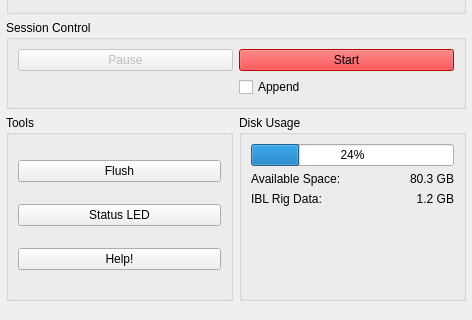
Qt form iblrig/gui/ui_wizard.ui (int-brain-lab/iblrig) before a commit; both pictures show x 0 to 472 and y 324 to 644 of the 472 by 644 pixel window.
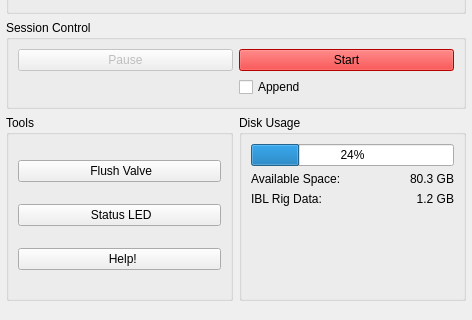
The same form after that commit. Icons and pictures are not drawn.

Diff of the .ui file:
```diff
--- a/iblrig/gui/ui_wizard.ui
+++ b/iblrig/gui/ui_wizard.ui
@@ -675,7 +675,7 @@
             <string>flush the valve</string>
            </property>
            <property name="text">
-            <string>Flush</string>
+            <string> Flush Valve</string>
            </property>
            <property name="checkable">
             <bool>true</bool>
@@ -694,7 +694,7 @@
             <string>open the iblrig documentation in your browser</string>
            </property>
            <property name="text">
-            <string>Help!</string>
+            <string>  Help!</string>
            </property>
           </widget>
          </item>
@@ -704,7 +704,7 @@
             <string>toggle the Bpod Status LED (always off during sessions)</string>
            </property>
            <property name="text">
-            <string>Status LED</string>
+            <string> Status LED</string>
            </property>
            <property name="checkable">
             <bool>true</bool>
```
